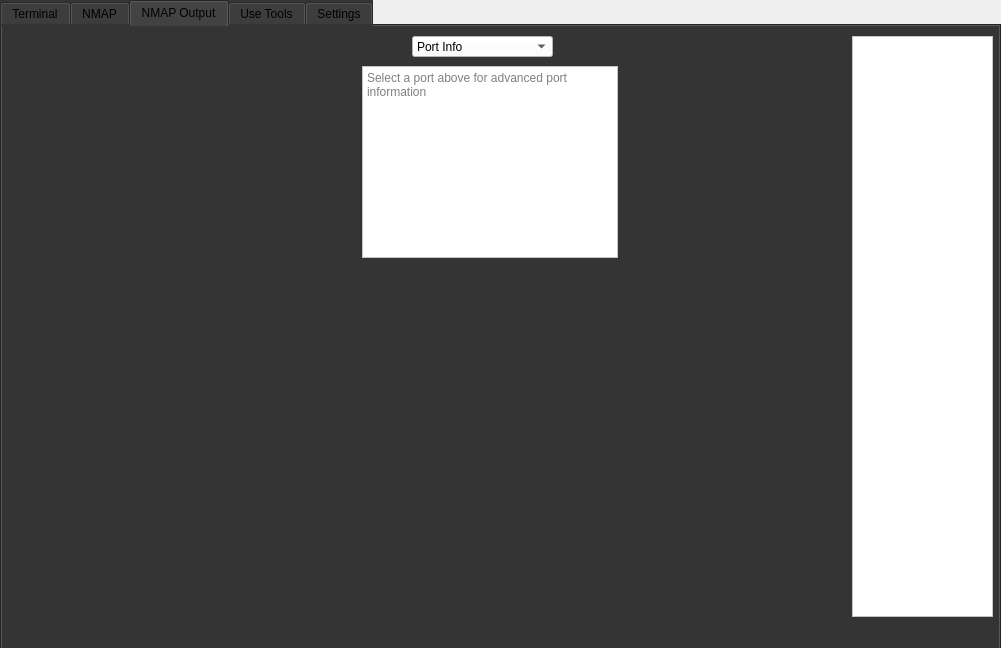
First picture: the form in untitled.ui, repository aaroncf2008/unigui, before the edit.
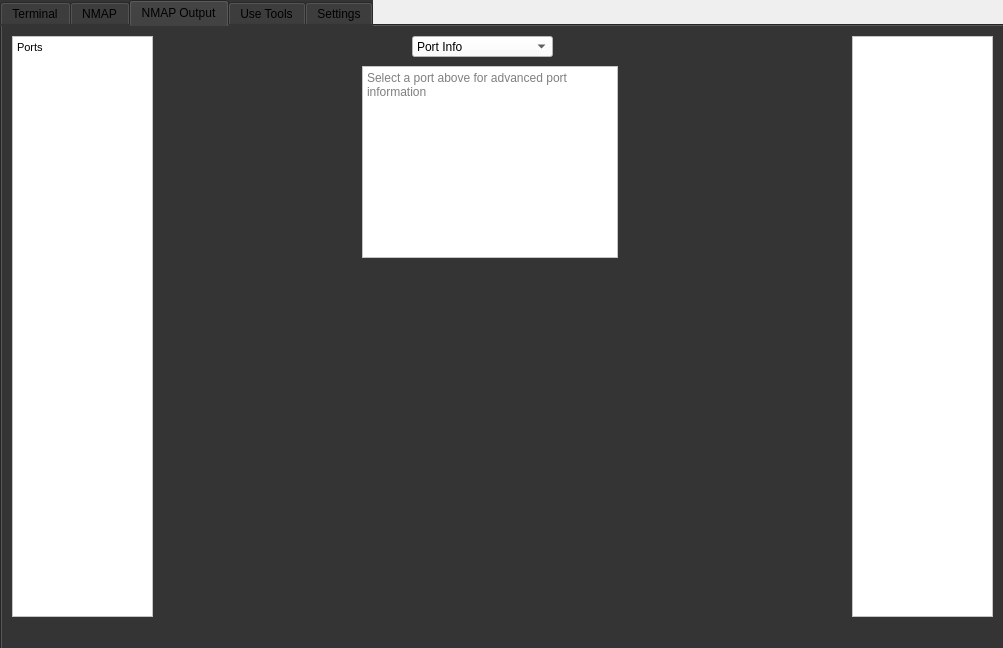
Second picture: the form after the edit. The open tabs and pages were chosen to show the change.

```diff
--- a/untitled.ui
+++ b/untitled.ui
@@ -6,7 +6,7 @@
    <rect>
     <x>0</x>
     <y>0</y>
-    <width>1001</width>
+    <width>1003</width>
     <height>648</height>
    </rect>
   </property>
@@ -24,7 +24,7 @@
     <rect>
      <x>0</x>
      <y>0</y>
-     <width>1001</width>
+     <width>1011</width>
      <height>651</height>
     </rect>
    </property>
@@ -548,17 +548,6 @@
       <string>Select a port above for advanced port information</string>
      </property>
     </widget>
-    <widget class="QWidget" name="gridLayoutWidget">
-     <property name="geometry">
-      <rect>
-       <x>10</x>
-       <y>10</y>
-       <width>141</width>
-       <height>581</height>
-      </rect>
-     </property>
-     <layout class="QGridLayout" name="gridLayout_2"/>
-    </widget>
    </widget>
    <widget class="QWidget" name="tab_4">
     <attribute name="title">
```
Left out of the diff: 2 changed lines with no effect on the pictures.
